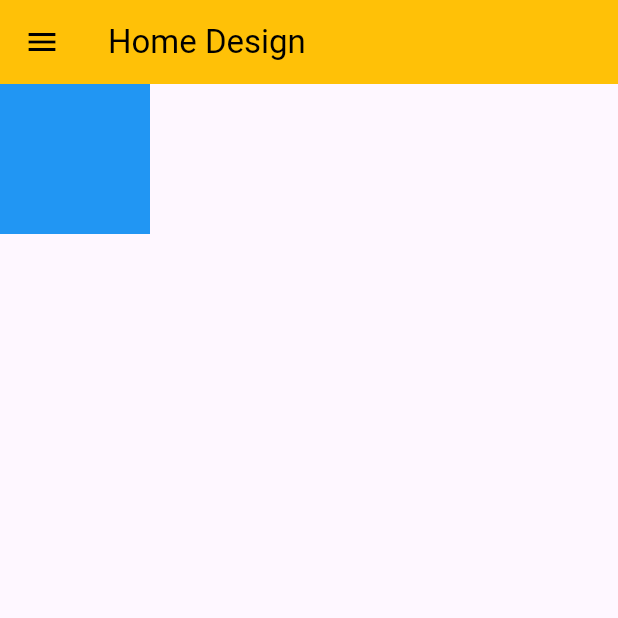
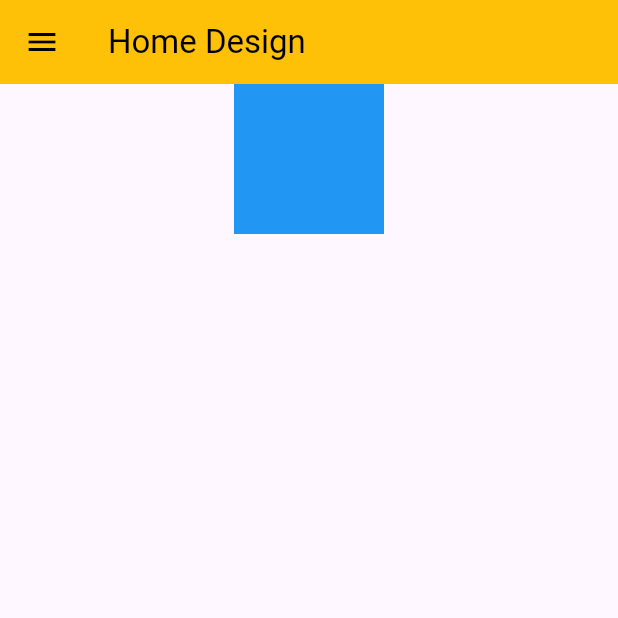
Before and after one commit to RaFiuL-RaZu/design_part, a Flutter app: the screen it shows after launch, on a phone screen of 412 x 824 dp, the top half of it. Run offline on Flutter 3.47's test engine with Material 3 defaults, Android fonts, the phone set to English and light mode, and no system bars.

Commit message:
first commit

```diff
--- a/lib/main.dart
+++ b/lib/main.dart
@@ -31,7 +31,9 @@ class HomeScren extends StatelessWidget{
         title: Text("Home Design"),
       ),
       drawer: Drawer(),
-      body: Column(
+      body: Center(
+        child: Column(
+          crossAxisAlignment: CrossAxisAlignment.center,
           children: [
             Container(
               height: 100,
@@ -40,6 +42,7 @@ class HomeScren extends StatelessWidget{
             )
           ],
         ),
+      ),
     );
   }
 
```
Lines whose indentation alone changed are shown as unchanged.
